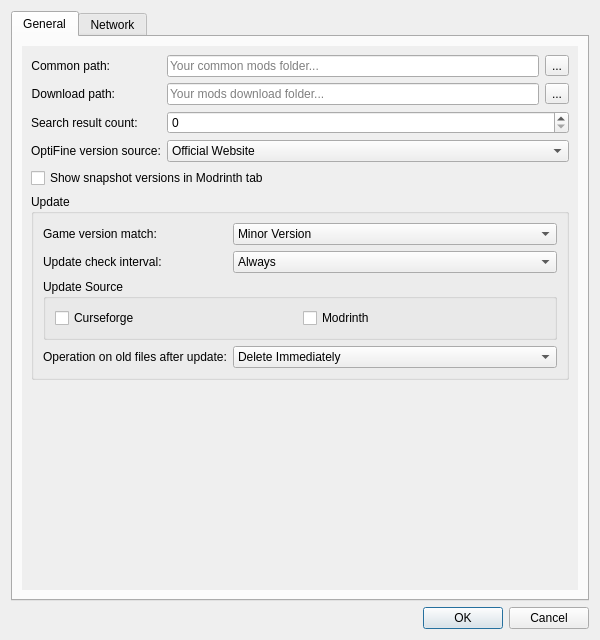
Above: src/ui/preferences.ui from kaniol-lck/modmanager before the change. Below: the same form after it.
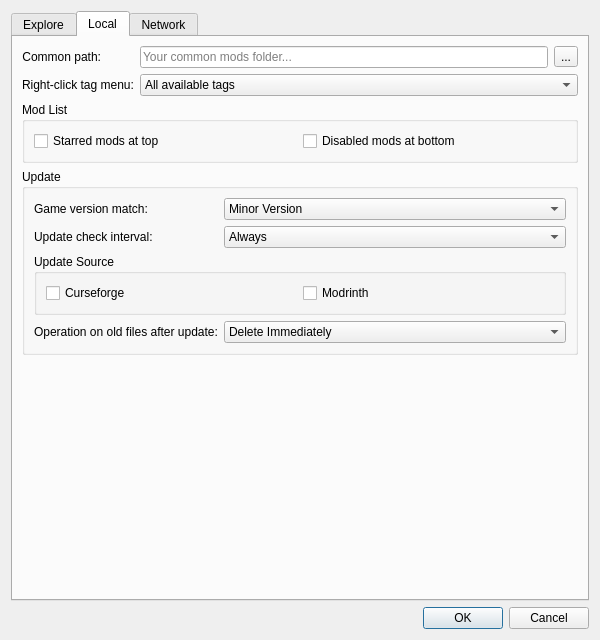
That is the form after the change. The open tabs and pages were chosen to show the change.

Commit message: add preference items

Patch:
```diff
--- a/src/ui/preferences.ui
+++ b/src/ui/preferences.ui
@@ -31,7 +31,7 @@
      </property>
      <widget class="QWidget" name="tab_3">
       <attribute name="title">
-       <string>General</string>
+       <string>Explore</string>
       </attribute>
       <layout class="QGridLayout" name="gridLayout_5">
        <item row="0" column="0">
@@ -53,54 +53,14 @@
            <rect>
             <x>0</x>
             <y>0</y>
-            <width>547</width>
-            <height>562</height>
+            <width>568</width>
+            <height>516</height>
            </rect>
           </property>
           <layout class="QVBoxLayout" name="verticalLayout">
            <item>
             <layout class="QFormLayout" name="formLayout">
              <item row="0" column="0">
-              <widget class="QLabel" name="label_5">
-               <property name="sizePolicy">
-                <sizepolicy hsizetype="Minimum" vsizetype="Preferred">
-                 <horstretch>0</horstretch>
-                 <verstretch>0</verstretch>
-                </sizepolicy>
-               </property>
-               <property name="text">
-                <string>Common path:</string>
-               </property>
-               <property name="alignment">
-                <set>Qt::AlignRight|Qt::AlignTrailing|Qt::AlignVCenter</set>
-               </property>
-               <property name="buddy">
-                <cstring>commonPathText</cstring>
-               </property>
-              </widget>
-             </item>
-             <item row="0" column="1">
-              <layout class="QHBoxLayout" name="horizontalLayout_2">
-               <item>
-                <widget class="QLineEdit" name="commonPathText">
-                 <property name="placeholderText">
-                  <string>Your common mods folder...</string>
-                 </property>
-                 <property name="clearButtonEnabled">
-                  <bool>true</bool>
-                 </property>
-                </widget>
-               </item>
-               <item>
-                <widget class="QToolButton" name="commonPathButton">
-                 <property name="text">
-                  <string>...</string>
-                 </property>
-                </widget>
-               </item>
-              </layout>
-             </item>
-             <item row="1" column="0">
               <widget class="QLabel" name="label_8">
                <property name="sizePolicy">
                 <sizepolicy hsizetype="Minimum" vsizetype="Preferred">
@@ -114,12 +74,9 @@
                <property name="alignment">
                 <set>Qt::AlignRight|Qt::AlignTrailing|Qt::AlignVCenter</set>
                </property>
-               <property name="buddy">
-                <cstring>commonPathText</cstring>
-               </property>
               </widget>
              </item>
-             <item row="1" column="1">
+             <item row="0" column="1">
               <layout class="QHBoxLayout" name="horizontalLayout_3">
                <item>
                 <widget class="QLineEdit" name="downloadPathText">
@@ -140,24 +97,24 @@
                </item>
               </layout>
              </item>
-             <item row="2" column="0">
+             <item row="1" column="0">
               <widget class="QLabel" name="label_10">
                <property name="text">
                 <string>Search result count:</string>
                </property>
               </widget>
              </item>
-             <item row="2" column="1">
+             <item row="1" column="1">
               <widget class="QSpinBox" name="searchResultCount"/>
              </item>
-             <item row="3" column="0">
+             <item row="2" column="0">
               <widget class="QLabel" name="label_11">
                <property name="text">
                 <string>OptiFine version source:</string>
                </property>
               </widget>
              </item>
-             <item row="3" column="1">
+             <item row="2" column="1">
               <widget class="QComboBox" name="optifineVersionSource">
                <item>
                 <property name="text">
@@ -181,6 +138,118 @@
             </widget>
            </item>
            <item>
+            <spacer name="verticalSpacer">
+             <property name="orientation">
+              <enum>Qt::Vertical</enum>
+             </property>
+             <property name="sizeHint" stdset="0">
+              <size>
+               <width>20</width>
+               <height>84</height>
+              </size>
+             </property>
+            </spacer>
+           </item>
+          </layout>
+         </widget>
+        </widget>
+       </item>
+      </layout>
+     </widget>
+     <widget class="QWidget" name="tab">
+      <attribute name="title">
+       <string>Local</string>
+      </attribute>
+      <layout class="QGridLayout" name="gridLayout_8">
+       <item row="0" column="0">
+        <layout class="QFormLayout" name="formLayout_5">
+         <item row="0" column="0">
+          <widget class="QLabel" name="label_5">
+           <property name="sizePolicy">
+            <sizepolicy hsizetype="Minimum" vsizetype="Preferred">
+             <horstretch>0</horstretch>
+             <verstretch>0</verstretch>
+            </sizepolicy>
+           </property>
+           <property name="text">
+            <string>Common path:</string>
+           </property>
+           <property name="alignment">
+            <set>Qt::AlignRight|Qt::AlignTrailing|Qt::AlignVCenter</set>
+           </property>
+           <property name="buddy">
+            <cstring>commonPathText</cstring>
+           </property>
+          </widget>
+         </item>
+         <item row="0" column="1">
+          <layout class="QHBoxLayout" name="horizontalLayout_2">
+           <item>
+            <widget class="QLineEdit" name="commonPathText">
+             <property name="placeholderText">
+              <string>Your common mods folder...</string>
+             </property>
+             <property name="clearButtonEnabled">
+              <bool>true</bool>
+             </property>
+            </widget>
+           </item>
+           <item>
+            <widget class="QToolButton" name="commonPathButton">
+             <property name="text">
+              <string>...</string>
+             </property>
+            </widget>
+           </item>
+          </layout>
+         </item>
+         <item row="1" column="0">
+          <widget class="QLabel" name="label_12">
+           <property name="text">
+            <string>Right-click tag menu:</string>
+           </property>
+          </widget>
+         </item>
+         <item row="1" column="1">
+          <widget class="QComboBox" name="rightClickTagMenu">
+           <item>
+            <property name="text">
+             <string>All available tags</string>
+            </property>
+           </item>
+           <item>
+            <property name="text">
+             <string>Tags in currentt path</string>
+            </property>
+           </item>
+          </widget>
+         </item>
+        </layout>
+       </item>
+       <item row="1" column="0">
+        <widget class="QGroupBox" name="groupBox">
+         <property name="title">
+          <string>Mod List</string>
+         </property>
+         <layout class="QGridLayout" name="gridLayout_6">
+          <item row="0" column="0">
+           <widget class="QCheckBox" name="starredAtTop">
+            <property name="text">
+             <string>Starred mods at top</string>
+            </property>
+           </widget>
+          </item>
+          <item row="0" column="1">
+           <widget class="QCheckBox" name="disabedAtBottom">
+            <property name="text">
+             <string>Disabled mods at bottom</string>
+            </property>
+           </widget>
+          </item>
+         </layout>
+        </widget>
+       </item>
+       <item row="2" column="0">
             <widget class="QGroupBox" name="groupBox_3">
              <property name="title">
               <string>Update</string>
@@ -294,22 +363,18 @@
              </layout>
             </widget>
            </item>
-           <item>
-            <spacer name="verticalSpacer">
+       <item row="3" column="0">
+        <spacer name="verticalSpacer_3">
              <property name="orientation">
               <enum>Qt::Vertical</enum>
              </property>
              <property name="sizeHint" stdset="0">
               <size>
                <width>20</width>
-               <height>84</height>
+           <height>40</height>
               </size>
              </property>
             </spacer>
-           </item>
-          </layout>
-         </widget>
-        </widget>
        </item>
       </layout>
      </widget>
```
Lines whose indentation alone changed are shown as unchanged. The commit also changes 6 other files.
